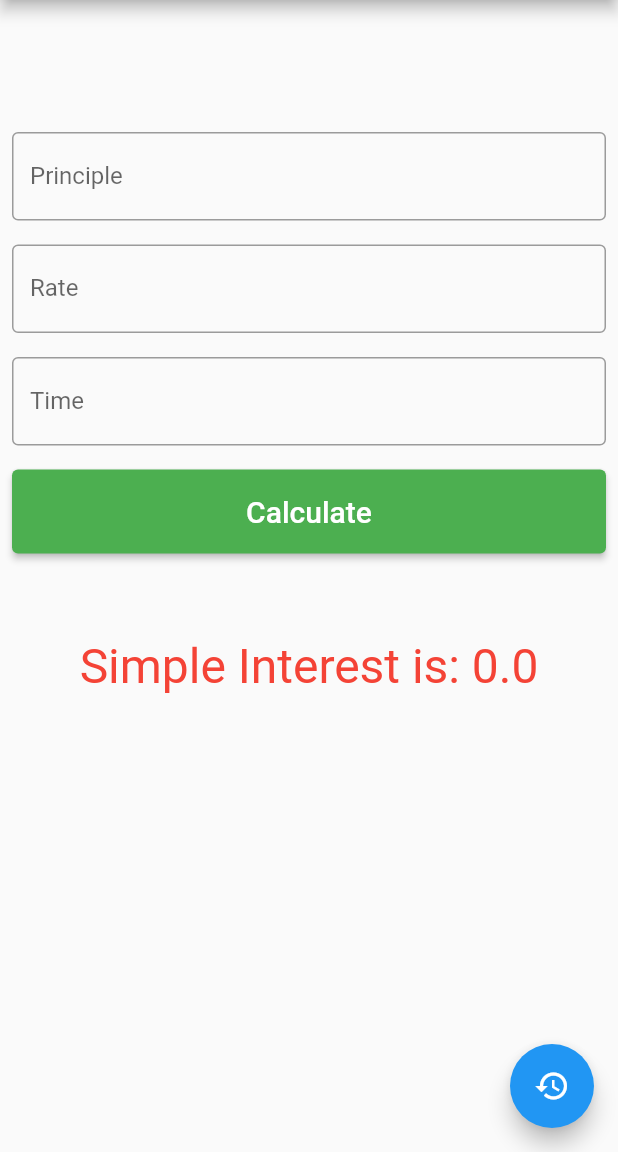
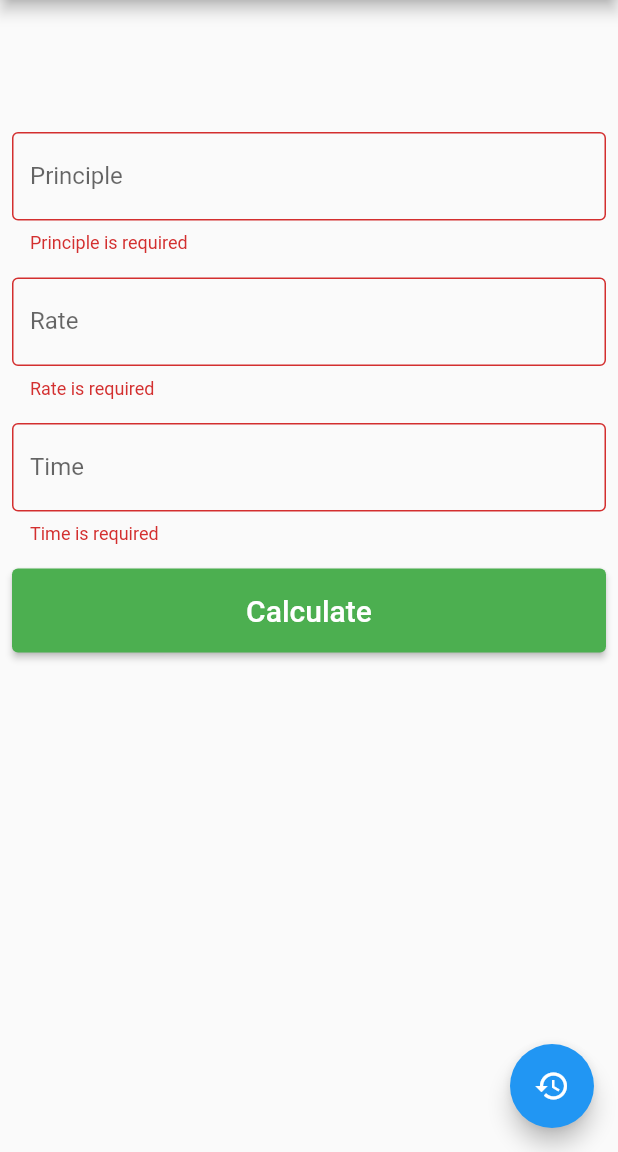
Before and after one commit to Yugesh-45d/simple_calculator_flutter, a Flutter app: the InterestCalculator screen opened directly, after a tap on "Calculate", on a phone screen of 412 x 824 dp, the part 84-1236 px from its top. Run offline on Flutter 3.47's test engine with Material 2 defaults, Android fonts, the phone set to English and light mode, and no system bars; our stand-ins replace math_expressions.

Commit message:
Included Validator and controller in interest calculator

```diff
--- a/lib/main.dart
+++ b/lib/main.dart
@@ -56,7 +56,10 @@ class HomePage extends StatelessWidget {
                   child: TextButton(
                     style: TextButton.styleFrom(backgroundColor: Colors.green),
                     onPressed: () {
-                      Navigator.push(context, MaterialPageRoute(builder: (context) => SimpleCalculator()));
+                      Navigator.push(
+                          context,
+                          MaterialPageRoute(
+                              builder: (context) => SimpleCalculator()));
                     },
                     child: Text(
                       "Simple Calculator",
--- a/lib/simple_interest.dart
+++ b/lib/simple_interest.dart
@@ -1,4 +1,6 @@
 // ignore_for_file: prefer_const_constructors
+
+import 'dart:developer';
 
 import 'package:flutter/material.dart';
 
@@ -10,24 +12,51 @@ class InterestCalculator extends StatefulWidget {
 }
 
 class _InterestCalculatorState extends State<InterestCalculator> {
-  double principle = 0, rate = 0, time = 0, result = 0;
-  void interest() {
-    setState(() {
-      result = (principle * rate * time) / 100;
-    });
-  }
-
+  final _formKey = GlobalKey<FormState>(); //Created Global Key Here
   final principleTextController = TextEditingController();
   final timeTextController = TextEditingController();
   final rateTextController = TextEditingController();
-  // final _formKey = GlobalKey<FormState>();
 
-  // handleForm() {
-  //   if (!_formKey.currentState!.validate()) {
-  //     return;
-  //   }
-  //   log("principle: ${principleTextController.text}");
-  // }
+  handleForm() {
+    if (!_formKey.currentState!.validate()) {
+      return;
+    } else {
+      log("principle: ${principleTextController.text}");
+      //log came from dart developer, it package. It helps to see log message in console in runtime which helps in debugging
+    }
+    var principle = int.parse(principleTextController.text);
+    var time = int.parse(timeTextController.text);
+    var rate = int.parse(rateTextController.text);
+
+    var interest = (principle * time * rate) / 100;
+
+    showDialog(
+        context: context,
+        builder: (context) {
+          return AlertDialog(
+            title: Text(
+              "RESULT",
+              style: TextStyle(
+                color: Colors.red,
+              ),
+            ),
+            content: Text(
+              "Simple Interest is $interest",
+              style: TextStyle(
+                color: Colors.green,
+              ),
+            ),
+            actions: [
+              TextButton(
+                onPressed: () {
+                  Navigator.of(context).pop();
+                },
+                child: Text("OK"),
+              ),
+            ],
+          );
+        });
+  }
 
   @override
   Widget build(BuildContext context) {
@@ -44,6 +73,8 @@ class _InterestCalculatorState extends State<InterestCalculator> {
         ),
         body: SingleChildScrollView(
           child: Form(
+            autovalidateMode: AutovalidateMode.always,
+            key: _formKey,
             child: Column(
               children: [
                 SizedBox(
@@ -52,68 +83,56 @@ class _InterestCalculatorState extends State<InterestCalculator> {
                 Padding(
                   padding: const EdgeInsets.all(8.0),
                   child: TextFormField(
+                    //For using Validator, we need to use TextFormField instead of TextField
                     controller: principleTextController,
                     decoration: InputDecoration(
                       border: OutlineInputBorder(),
-                      // hintText: "Enter the Principle",
-                      // label: Text(
-                      //   "Principle",
-                      // ),
                       labelText: "Principle",
                     ),
                     keyboardType: TextInputType.number,
-                    // validator: (String? value) {
-                    //   if (value!.isEmpty) {
-                    //     return "Principle is required";
-                    //   }
-                    //   return "Done";
-                    // },
-                    onChanged: (String value) {
-                      setState(
-                        () {
-                          principle = double.tryParse(value) ?? 0;
-                        },
-                      );
+                    validator: (String? value) {
+                      if (value!.isEmpty) {
+                        return "Principle is required";
+                      } else {
+                        return null;
+                      }
                     },
                   ),
                 ),
                 Padding(
                   padding: const EdgeInsets.all(8.0),
-                  child: TextField(
+                  child: TextFormField(
+                      //For using Validator, we need to use TextFormField instead of TextField
                       controller: rateTextController,
                       decoration: InputDecoration(
                         border: OutlineInputBorder(),
-                      // hintText: "Enter the Rate",
-                      // label: Text(
-                      //   "Rate",
-                      // ),
                         labelText: "Rate",
                       ),
                       keyboardType: TextInputType.number,
-                    onChanged: (String value) {
-                      setState(() {
-                        rate = double.tryParse(value) ?? 0;
-                      });
-                    },
-                  ),
+                      validator: (String? value) {
+                        if (value!.isEmpty) {
+                          return "Rate is required";
+                        } else {
+                          return null;
+                        }
+                      }),
                 ),
                 Padding(
                   padding: const EdgeInsets.all(8.0),
-                  child: TextField(
+                  child: TextFormField(
                       controller: timeTextController,
                       decoration: InputDecoration(
                         border: OutlineInputBorder(),
-                      // hintText: "Enter the Time",
-                      // label: Text(
-                      //   "Time",
-                      // ),
                         labelText: "Time",
                       ),
                       keyboardType: TextInputType.number,
-                    onChanged: (String value) {
-                      time = double.tryParse(value) ?? 0;
-                    },
-                  ),
+                      validator: (String? value) {
+                        if (value!.isEmpty) {
+                          return "Time is required";
+                        } else {
+                          return null;
+                        }
+                      }),
                 ),
                 Padding(
                   padding: const EdgeInsets.all(8.0),
@@ -122,8 +141,7 @@ class _InterestCalculatorState extends State<InterestCalculator> {
                     height: 56,
                     child: ElevatedButton(
                       onPressed: () {
-                        interest();
-                        // handleForm();
+                        handleForm();
                       },
                       style: ElevatedButton.styleFrom(
                         backgroundColor: Colors.green,
@@ -140,16 +158,6 @@ class _InterestCalculatorState extends State<InterestCalculator> {
                 SizedBox(
                   height: 40,
                 ),
-                Padding(
-                  padding: const EdgeInsets.all(8.0),
-                  child: Text(
-                    "Simple Interest is: $result",
-                    style: TextStyle(
-                      color: Colors.red,
-                      fontSize: 32,
-                    ),
-                  ),
-                ),
               ],
             ),
           ),
@@ -158,10 +166,9 @@ class _InterestCalculatorState extends State<InterestCalculator> {
           onPressed: () {
             setState(
               () {
-                principle = 0;
-                rate = 0;
-                time = 0;
-                result = 0;
+                principleTextController.text = '';
+                timeTextController.text = '';
+                rateTextController.text = '';
               },
             );
           },
```
Lines whose indentation alone changed are shown as unchanged.
